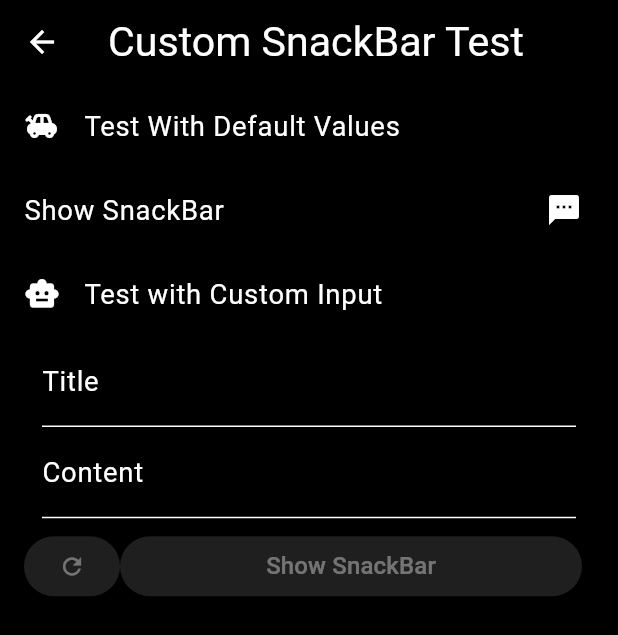
After one commit to DAAC-A00/tickerwatch, a Flutter app: the ActionTestMainScreen screen opened directly, after a tap on "Custom SnackBar Test", on a phone screen of 412 x 824 dp. The commit adds this screen. Shown: the top 635 px of the screen. Run offline on Flutter 3.47's test engine with Material 3 defaults, Android fonts, the phone set to English and light mode, and no system bars; our stand-ins replace analog_clock, flutter_riverpod, go_router, hive, hive_flutter; missing offline and left inert: back_button_interceptor; accounts and stored records are empty; network calls fail; Roboto replaces fonts that are missing (Pretendard).

Commit message:
<feat> prduct actionTest : custom snackBar Test 기능에 직접 input값 입력하는 기능 추가

```diff
--- a/lib/product/actiontest/screens/action_test_main_screen.dart
+++ b/lib/product/actiontest/screens/action_test_main_screen.dart
@@ -2,7 +2,7 @@
 
 import 'package:flutter/material.dart';
 import 'package:flutter_riverpod/flutter_riverpod.dart';
-import 'package:tickerwatch/product/default/widgets/custom_snack_bar.dart';
+import 'package:tickerwatch/product/actiontest/screens/custom_snack_bar_test_screen.dart';
 
 class ActionTestMainScreen extends ConsumerStatefulWidget {
   const ActionTestMainScreen({super.key});
@@ -22,10 +22,15 @@ class _ActionTestMainScreenState extends ConsumerState<ActionTestMainScreen> {
       body: ListView(
         children: [
           ListTile(
-            trailing: const Icon(Icons.textsms),
-            title: const Text(' Custom SnackBar 띄우기'),
+            leading: const Icon(Icons.textsms),
+            trailing: const Icon(Icons.arrow_forward_ios),
+            title: const Text('Custom SnackBar Test'),
             onTap: () {
-              showCustomSnackBar(context, '🎉 완료', '값 변경 안내의 정보성 메시지를 주로 담아요');
+              Navigator.of(context).push(
+                MaterialPageRoute(
+                  builder: (context) => const CustomSnackBarTestScreen(),
+                ),
+              );
             },
           ),
         ],
--- /dev/null
+++ b/lib/product/actiontest/screens/custom_snack_bar_test_screen.dart
@@ -0,0 +1,103 @@
+// custom_snack_bar_test_screen.dart
+
+import 'package:flutter/material.dart';
+import 'package:tickerwatch/product/default/widgets/custom_snack_bar.dart';
+
+class CustomSnackBarTestScreen extends StatefulWidget {
+  const CustomSnackBarTestScreen({super.key});
+
+  @override
+  _CustomSnackBarTestScreenState createState() =>
+      _CustomSnackBarTestScreenState();
+}
+
+class _CustomSnackBarTestScreenState extends State<CustomSnackBarTestScreen> {
+  final TextEditingController titleController = TextEditingController();
+  final TextEditingController contentController = TextEditingController();
+
+  @override
+  void dispose() {
+    titleController.dispose();
+    contentController.dispose();
+    super.dispose();
+  }
+
+  @override
+  Widget build(BuildContext context) {
+    return Scaffold(
+      appBar: AppBar(
+        title: const Text('Custom SnackBar Test'),
+      ),
+      body: ListView(
+        children: [
+          const ListTile(
+            leading: Icon(Icons.toys),
+            title: Text('Test With Default Values'),
+          ),
+          ListTile(
+            trailing: const Icon(Icons.textsms),
+            title: const Text('Show SnackBar'),
+            onTap: () {
+              showCustomSnackBar(context, '✅ 완료', '값 변경 안내의 정보성 메시지를 주로 담아요');
+            },
+          ),
+          const ListTile(
+            leading: Icon(Icons.smart_toy),
+            title: Text('Test with Custom Input'),
+          ),
+          Padding(
+            padding: const EdgeInsets.symmetric(horizontal: 28.0),
+            child: Column(
+              crossAxisAlignment: CrossAxisAlignment.start,
+              children: [
+                TextField(
+                  controller: titleController,
+                  decoration: const InputDecoration(labelText: 'Title'),
+                  onChanged: (value) {
+                    setState(() {});
+                  },
+                ),
+                TextField(
+                  controller: contentController,
+                  decoration: const InputDecoration(labelText: 'Content'),
+                  onChanged: (value) {
+                    setState(() {});
+                  },
+                ),
+              ],
+            ),
+          ),
+          ListTile(
+            title: Row(
+              children: [
+                ElevatedButton(
+                  onPressed: titleController.text.isNotEmpty ||
+                          contentController.text.isNotEmpty
+                      ? () {
+                          titleController.clear();
+                          contentController.clear();
+                          setState(() {});
+                        }
+                      : null,
+                  child: const Icon(Icons.refresh),
+                ),
+                Expanded(
+                  child: ElevatedButton(
+                    onPressed: titleController.text.isNotEmpty &&
+                            contentController.text.isNotEmpty
+                        ? () {
+                            showCustomSnackBar(context, titleController.text,
+                                contentController.text);
+                          }
+                        : null,
+                    child: const Text('Show SnackBar'),
+                  ),
+                ),
+              ],
+            ),
+          )
+        ],
+      ),
+    );
+  }
+}
--- a/lib/product/home/screens/home_main_screen.dart
+++ b/lib/product/home/screens/home_main_screen.dart
@@ -27,7 +27,7 @@ class _HomeMainScreenState extends ConsumerState<HomeMainScreen> {
             ),
             ElevatedButton(
                 onPressed: () => showCustomSnackBar(
-                    context, '🇰🇷 대한민국 만세', ' 이얏호 테스트 으쌰으쌰~'),
+                    context, '🇰🇷 대한민국 만세', '이얏호 테스트 으쌰으쌰~'),
                 child: const Text('snackbar test')),
           ],
         ),
```
Also changed, not shown: lib/product/setting/screens/ticker_setting_screen.dart (+8 -8 lines).
